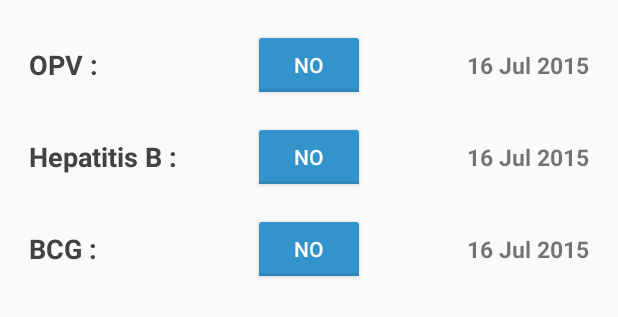
After one commit to aditya2705/spy, an Android app: the layout fragment_birth_vaccination_infant.xml on its own in the app's theme, with its tools: preview values and no code run, on a phone screen of 412 x 824 dp. The commit adds this screen. Shown: the top 317 px of the screen. Run offline under Robolectric (Android 15) with nearby library versions, the phone set to English and light mode, and no system bars.

Commit message:
- spy infant vac details basic GUI ready - refactoring

```diff
--- a/app/src/main/AndroidManifest.xml
+++ b/app/src/main/AndroidManifest.xml
@@ -10,9 +10,8 @@
         android:theme="@style/AppTheme">
         <activity
             android:name=".LoginActivity"
-            android:windowSoftInputMode="stateHidden|adjustResize">
-        </activity>
-        <activity android:name=".MainActivity"></activity>
+            android:windowSoftInputMode="stateHidden|adjustResize"></activity>
+        <activity android:name=".MainActivity" />
         <activity android:name=".DashboardActivity">
             <intent-filter>
                 <action android:name="android.intent.action.MAIN" />
@@ -20,6 +19,7 @@
                 <category android:name="android.intent.category.LAUNCHER" />
             </intent-filter>
         </activity>
+        <activity android:name=".infant.StepsActivity"></activity>
     </application>
 
 </manifest>
--- /dev/null
+++ b/app/src/main/res/layout/fragment_birth_vaccination_infant.xml
@@ -0,0 +1,125 @@
+<LinearLayout xmlns:android="http://schemas.android.com/apk/res/android"
+    android:layout_width="match_parent"
+    android:layout_height="match_parent"
+    android:padding="@dimen/_15sdp"
+    android:background="@color/md_grey_50"
+    android:orientation="vertical">
+
+    <LinearLayout
+        android:layout_width="match_parent"
+        android:layout_height="wrap_content"
+        android:gravity="center_vertical"
+        android:orientation="horizontal">
+
+        <TextView
+            android:layout_width="0dp"
+            android:layout_height="wrap_content"
+            android:layout_weight="2"
+            android:text="OPV :"
+            android:textColor="@color/md_grey_800"
+            android:textStyle="bold"
+            android:textSize="@dimen/_14sdp"/>
+
+
+        <ToggleButton
+            android:layout_width="0dp"
+            android:layout_height="wrap_content"
+            android:layout_weight="1"
+            android:textSize="@dimen/_11sdp"
+            android:textOn="YES"
+            android:textOff="NO"/>
+
+
+        <TextView
+            android:layout_width="0dp"
+            android:layout_height="wrap_content"
+            android:layout_weight="2"
+            android:textSize="@dimen/_12sdp"
+            android:textStyle="bold"
+            android:text="16 Jul 2015"
+            android:gravity="right"/>
+
+
+    </LinearLayout>
+
+    <LinearLayout
+        android:layout_width="match_parent"
+        android:layout_height="wrap_content"
+        android:gravity="center_vertical"
+        android:layout_marginTop="@dimen/_10sdp"
+        android:orientation="horizontal">
+
+        <TextView
+            android:layout_width="0dp"
+            android:layout_height="wrap_content"
+            android:layout_weight="2"
+            android:text="Hepatitis B :"
+            android:textColor="@color/md_grey_800"
+            android:textStyle="bold"
+            android:textSize="@dimen/_14sdp"/>
+
+
+        <ToggleButton
+            android:layout_width="0dp"
+            android:layout_height="wrap_content"
+            android:layout_weight="1"
+            android:textSize="@dimen/_11sdp"
+            android:textOn="YES"
+            android:textOff="NO"/>
+
+
+        <TextView
+            android:layout_width="0dp"
+            android:layout_height="wrap_content"
+            android:layout_weight="2"
+            android:textSize="@dimen/_12sdp"
+            android:textStyle="bold"
+            android:text="16 Jul 2015"
+            android:gravity="right"/>
+
+
+    </LinearLayout>
+
+    <LinearLayout
+        android:layout_width="match_parent"
+        android:layout_height="wrap_content"
+        android:gravity="center_vertical"
+        android:layout_marginTop="@dimen/_10sdp"
+        android:orientation="horizontal">
+
+        <TextView
+            android:layout_width="0dp"
+            android:layout_height="wrap_content"
+            android:layout_weight="2"
+            android:text="BCG :"
+            android:textColor="@color/md_grey_800"
+            android:textStyle="bold"
+            android:textSize="@dimen/_14sdp"/>
+
+
+        <ToggleButton
+            android:layout_width="0dp"
+            android:layout_height="wrap_content"
+            android:layout_weight="1"
+            android:textSize="@dimen/_11sdp"
+            android:textOn="YES"
+            android:textOff="NO"/>
+
+
+        <TextView
+            android:layout_width="0dp"
+            android:layout_height="wrap_content"
+            android:layout_weight="2"
+            android:textSize="@dimen/_12sdp"
+            android:textStyle="bold"
+            android:text="16 Jul 2015"
+            android:gravity="right"/>
+
+
+    </LinearLayout>
+
+
+
+
+
+</LinearLayout>
--- a/app/src/main/res/values/strings.xml
+++ b/app/src/main/res/values/strings.xml
@@ -1,3 +1,6 @@
 <resources>
     <string name="app_name">SPY</string>
+
+    <!-- TODO: Remove or change this placeholder text -->
+    <string name="hello_blank_fragment">Hello blank fragment</string>
 </resources>
```
Also changed, not shown: app/src/main/java/com/spit/spy/DashboardActivity.java (+24 -0 lines), app/src/main/java/com/spit/spy/health_records/Sample.java (added, +7 -0 lines), app/src/main/java/com/spit/spy/infant/StepsActivity.java (added, +65 -0 lines), app/src/main/java/com/spit/spy/infant/fragments/BirthVaccinationFragment.java (added, +30 -0 lines), app/src/main/java/com/spit/spy/pregnant_women/Sample.java (added, +7 -0 lines), app/src/main/res/layout/activity_steps_infant.xml (added, +195 -0 lines).
